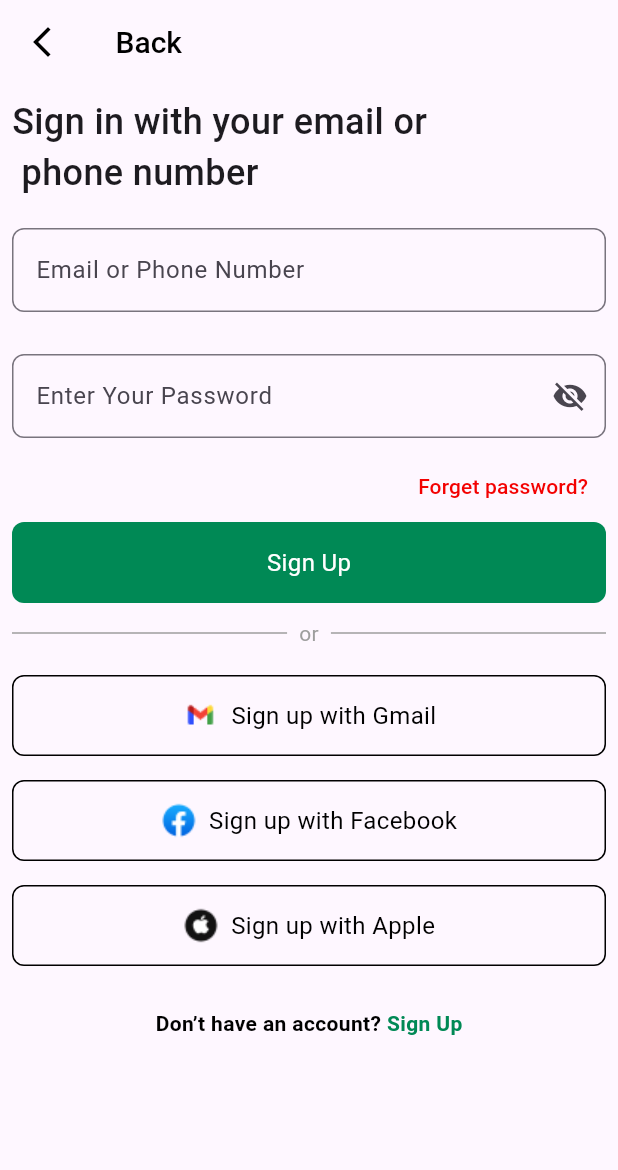
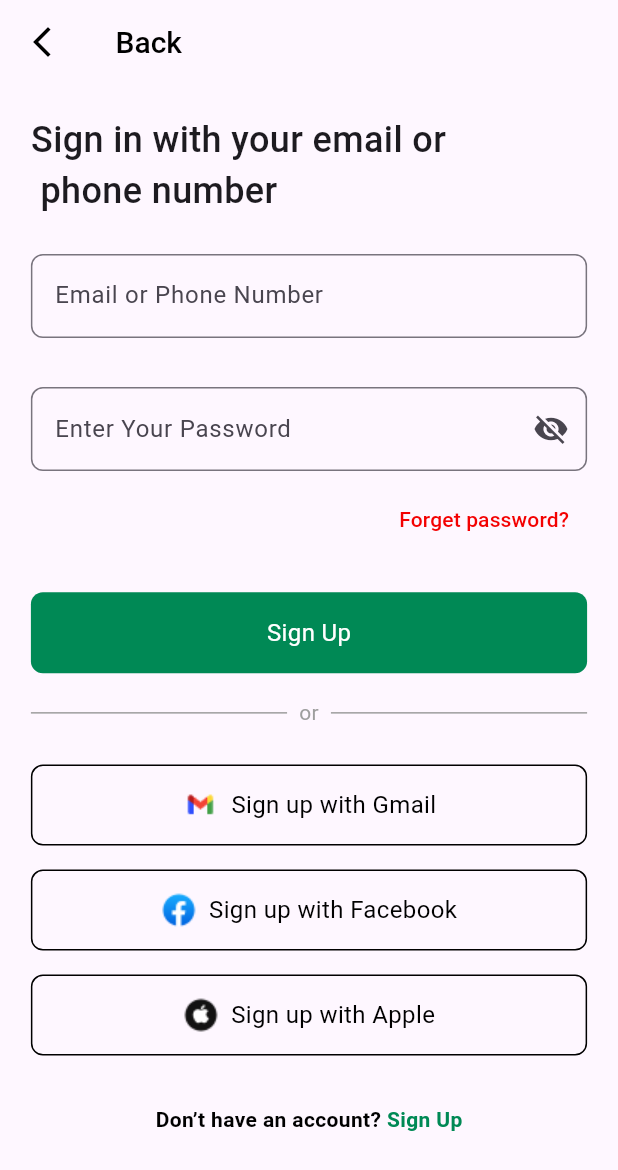
Before and after one commit to Ammaralshalet/app_with_team, a Flutter app: the SignIn screen opened directly, on a phone screen of 412 x 824 dp. Shown: the top 1170 px of the screen. Run offline on Flutter 3.47's test engine with Material 3 defaults, Android fonts, the phone set to English and light mode, and no system bars; our stand-ins replace dio, intl_phone_field.

Commit message:
Make the Response login responsive

```diff
--- a/lib/Auth/view/pages/sign_in.dart
+++ b/lib/Auth/view/pages/sign_in.dart
@@ -1,8 +1,9 @@
+import 'package:app_with_team/responsive/responsive.dart';
+import 'package:flutter/material.dart';
 import 'package:app_with_team/Auth/res/strings.dart';
 import 'package:app_with_team/Auth/view/pages/sign_up_screen.dart';
 import 'package:app_with_team/Auth/view/widget/Buttons.dart';
 import 'package:app_with_team/Auth/view/widget/TextFields.dart';
-import 'package:flutter/material.dart';
 
 class SignIn extends StatefulWidget {
   const SignIn({super.key});
@@ -13,12 +14,13 @@ class SignIn extends StatefulWidget {
 
 class _SignInState extends State<SignIn> {
   final TextEditingController emailController = TextEditingController();
-  final TextEditingController confirmPasswordController =
-      TextEditingController();
   final TextEditingController passwordController = TextEditingController();
   bool obscurePassword = true;
+
   @override
   Widget build(BuildContext context) {
+    Responsive responsive = Responsive(context);
+
     return Scaffold(
       appBar: AppBar(
         title: const Text(
@@ -39,8 +41,11 @@ class _SignInState extends State<SignIn> {
           },
         ),
       ),
-      body: Padding(
-        padding: const EdgeInsets.all(8.0),
+      body: SingleChildScrollView(
+        child: Padding(
+          padding: EdgeInsets.all(
+            responsive.getWidthPercentage(5),
+          ),
           child: Column(
             children: [
               Container(
@@ -51,22 +56,27 @@ class _SignInState extends State<SignIn> {
                     fontSize: 24,
                     fontWeight: FontWeight.w500,
                   ),
-                )),
-            const SizedBox(height: 20),
+                ),
+              ),
+              SizedBox(
+                height: responsive.getHeightPercentage(3),
+              ),
               CustomTextField2(
                 labelText: 'Email or Phone Number',
                 controller: emailController,
               ),
-            const SizedBox(height: 20),
+              SizedBox(height: responsive.getHeightPercentage(3)),
               CustomPasswordField(
                 labelText: 'Enter Your Password',
                 controller: passwordController,
                 obscureText: obscurePassword,
                 onChanged: (password) {},
                 toggleObscureText: () {
-                setState(() {
+                  setState(
+                    () {
                       obscurePassword = !obscurePassword;
-                });
+                    },
+                  );
                 },
               ),
               Container(
@@ -81,19 +91,16 @@ class _SignInState extends State<SignIn> {
                   ),
                 ),
               ),
+              SizedBox(
+                height: responsive.getHeightPercentage(3),
+              ),
               MainButton(
                 textTheButton: 'Sign Up',
-                onTap: () {
-                  // Navigator.push(
-                  //   context,
-                  //   MaterialPageRoute(
-                  //     builder: (context) => ,
-                  //   ),
-                  // );
-                }),
-            const SizedBox(height: 10),
-            Row(
-              children: const [
+                onTap: () {},
+              ),
+              SizedBox(height: responsive.getHeightPercentage(2)),
+              const Row(
+                children: [
                   Expanded(
                     child: Divider(
                       thickness: 1,
@@ -118,23 +125,27 @@ class _SignInState extends State<SignIn> {
                   ),
                 ],
               ),
-            const SizedBox(height: 10),
+              SizedBox(
+                height: responsive.getHeightPercentage(2),
+              ),
               SocialLoginButton(
-              text: 'Sign up with Gmail',
+                text: signGmail,
                 onTap: () {},
                 image: 'assets/Gmail.png',
               ),
               SocialLoginButton(
-              text: 'Sign up with Facebook',
+                text: signFacebook,
                 onTap: () {},
                 image: 'assets/Facebook.png',
               ),
               SocialLoginButton(
-              text: 'Sign up with Apple',
+                text: signApple,
                 onTap: () {},
                 image: 'assets/Apple.png',
               ),
-            const SizedBox(height: 20),
+              SizedBox(
+                height: responsive.getHeightPercentage(3),
+              ),
               Center(
                 child: Row(
                   mainAxisSize: MainAxisSize.min,
@@ -172,6 +183,7 @@ class _SignInState extends State<SignIn> {
             ],
           ),
         ),
+      ),
     );
   }
 }
```
Lines whose indentation alone changed are shown as unchanged.
